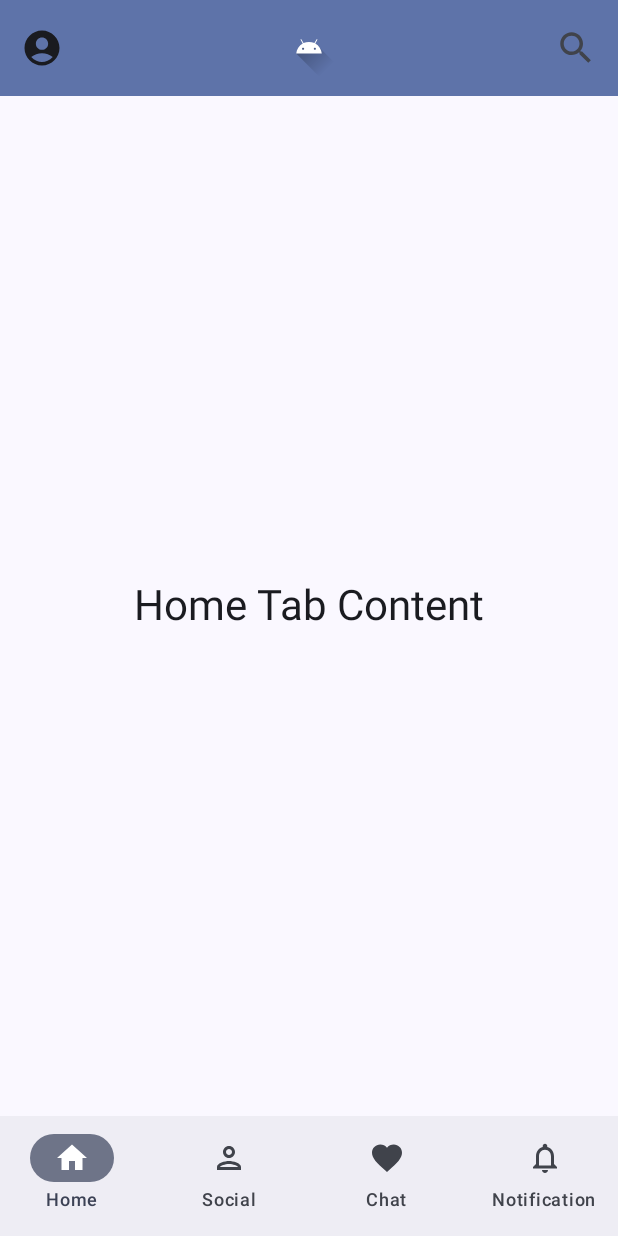
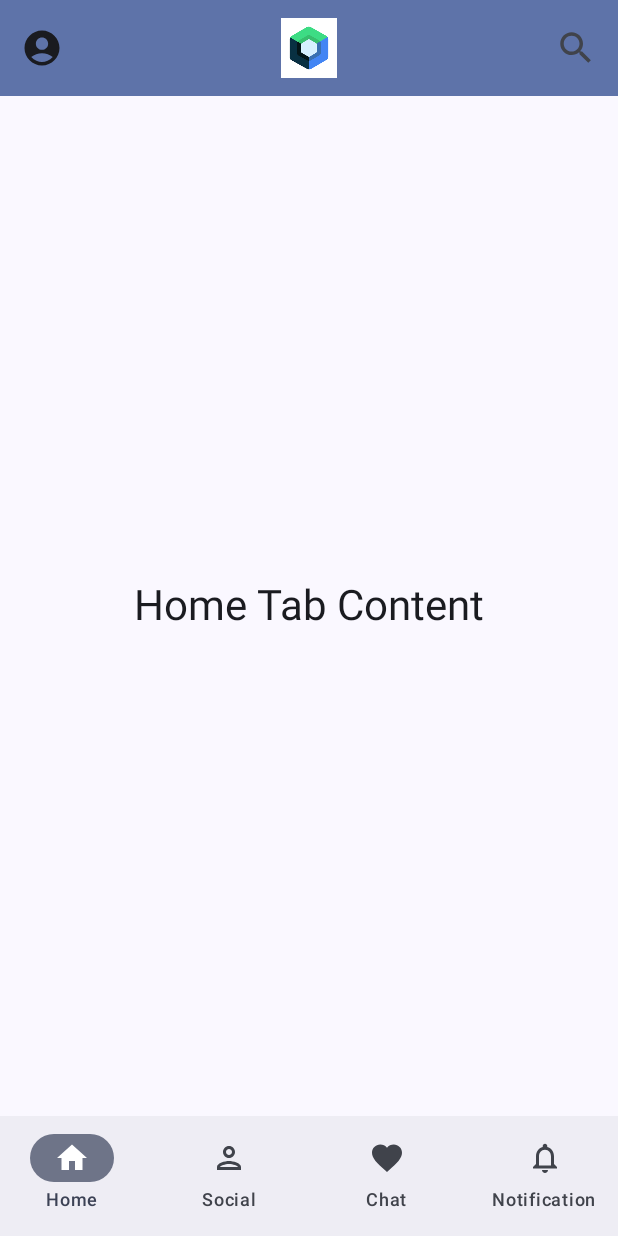
Before and after one commit to shreyashp47/Simple-Jetpack-Compose, an Android app built with Jetpack Compose: the MainScreen screen opened through its navigation route, on a phone screen of 412 x 824 dp. Run offline under Robolectric (Android 15) with nearby library versions, the phone set to English and light mode, and no system bars; our stand-ins replace Dagger/Hilt's generated code.

Commit message:
UI changes

```diff
--- /dev/null
+++ b/app/src/main/java/com/shreyash/simplecompose/presentation/components/AppTopBar.kt
@@ -0,0 +1,105 @@
+package com.shreyash.simplecompose.presentation.components
+
+import androidx.compose.foundation.Image
+import androidx.compose.foundation.layout.Box
+import androidx.compose.foundation.layout.fillMaxWidth
+import androidx.compose.foundation.layout.size
+import androidx.compose.material.icons.Icons
+import androidx.compose.material.icons.filled.AccountCircle
+import androidx.compose.material.icons.filled.Search
+import androidx.compose.material3.ExperimentalMaterial3Api
+import androidx.compose.material3.Icon
+import androidx.compose.material3.IconButton
+import androidx.compose.material3.MaterialTheme
+import androidx.compose.material3.Text
+import androidx.compose.material3.TopAppBar
+import androidx.compose.material3.TopAppBarDefaults
+import androidx.compose.runtime.Composable
+import androidx.compose.ui.Alignment
+import androidx.compose.ui.Modifier
+import androidx.compose.ui.res.painterResource
+import androidx.compose.ui.text.style.TextAlign
+import androidx.compose.ui.tooling.preview.Preview
+import androidx.compose.ui.unit.dp
+import com.shreyash.simplecompose.R
+import com.shreyash.simplecompose.presentation.home.bottomNavItems
+
+
+/**
+ * Top app bar with menu and search buttons
+ */
+@OptIn(ExperimentalMaterial3Api::class)
+@Composable
+fun AppTopBar(
+    currentRoute: String?,
+    onMenuClick: () -> Unit,
+    onSearchClick: () -> Unit
+) {
+    TopAppBar(
+        title = {
+            if (currentRoute == bottomNavItems[0].route) {
+                // Show logo for home screen
+                Box(
+                    modifier = Modifier.fillMaxWidth(),
+                    contentAlignment = Alignment.Center
+                ) {
+                    // Replace R.drawable.company_logo with your actual logo resource
+                    // If you don't have a logo yet, you can use a placeholder icon
+                    Image(
+                        painter = painterResource(id = R.drawable.app_icon),
+                        contentDescription = "Company Logo",
+                        modifier = Modifier.size(40.dp)
+                    )
+                }
+            } else {
+                // Show text title for other tabs
+                val title = when (currentRoute) {
+                    bottomNavItems[1].route -> "Social"
+                    bottomNavItems[2].route -> "Chat"
+                    bottomNavItems[3].route -> "Notification"
+                    else -> "Simple Compose"
+                }
+                Text(
+                    text = title,
+                    textAlign = TextAlign.Center,
+                    modifier = Modifier.fillMaxWidth()
+                )
+            }
+        },
+        navigationIcon = {
+            IconButton(onClick = onMenuClick) {
+                Icon(
+                    imageVector = Icons.Default.AccountCircle,
+                    contentDescription = "Profile Menu",
+                    modifier = Modifier.size(28.dp)
+                )
+
+            }
+        },
+        actions = {
+            IconButton(onClick = onSearchClick) {
+                Icon(
+                    imageVector = Icons.Default.Search,
+                    contentDescription = "Search",
+                    modifier = Modifier.size(28.dp)
+                )
+            }
+        },
+        colors = TopAppBarDefaults.topAppBarColors(
+            containerColor = MaterialTheme.colorScheme.primaryContainer,
+            titleContentColor = MaterialTheme.colorScheme.onPrimaryContainer
+        )
+    )
+}
+
+@Preview(showBackground = true)
+@Composable
+fun PreviewAppTopBar_Home() {
+    MaterialTheme {
+        AppTopBar(
+            currentRoute = bottomNavItems[0].route, // Home screen route
+            onMenuClick = {},
+            onSearchClick = {}
+        )
+    }
+}
--- a/app/src/main/java/com/shreyash/simplecompose/presentation/components/NavigationComponents.kt
+++ b/app/src/main/java/com/shreyash/simplecompose/presentation/components/NavigationComponents.kt
@@ -1,6 +1,5 @@
 package com.shreyash.simplecompose.presentation.components
 
-import androidx.compose.foundation.Image
 import androidx.compose.foundation.background
 import androidx.compose.foundation.clickable
 import androidx.compose.foundation.layout.Arrangement
@@ -9,34 +8,24 @@ import androidx.compose.foundation.layout.Column
 import androidx.compose.foundation.layout.Spacer
 import androidx.compose.foundation.layout.fillMaxWidth
 import androidx.compose.foundation.layout.height
-import androidx.compose.foundation.layout.padding
 import androidx.compose.foundation.layout.size
 import androidx.compose.foundation.shape.CircleShape
 import androidx.compose.material.icons.Icons
 import androidx.compose.material.icons.filled.AccountCircle
 import androidx.compose.material.icons.filled.ExitToApp
-import androidx.compose.material.icons.filled.Search
 import androidx.compose.material.icons.filled.Settings
-import androidx.compose.material3.ExperimentalMaterial3Api
 import androidx.compose.material3.Icon
-import androidx.compose.material3.IconButton
 import androidx.compose.material3.MaterialTheme
 import androidx.compose.material3.ModalDrawerSheet
 import androidx.compose.material3.NavigationDrawerItem
 import androidx.compose.material3.Text
-import androidx.compose.material3.TopAppBar
-import androidx.compose.material3.TopAppBarDefaults
 import androidx.compose.runtime.Composable
 import androidx.compose.ui.Alignment
 import androidx.compose.ui.Modifier
 import androidx.compose.ui.draw.clip
 import androidx.compose.ui.graphics.Color
-import androidx.compose.ui.res.painterResource
 import androidx.compose.ui.text.font.FontWeight
-import androidx.compose.ui.text.style.TextAlign
 import androidx.compose.ui.unit.dp
-import com.shreyash.simplecompose.R
-import com.shreyash.simplecompose.presentation.home.bottomNavItems
 import com.shreyash.simplecompose.presentation.navigation.NavRoutes
 
 /**
@@ -122,69 +111,3 @@ fun SideMenu(onItemClick: (String) -> Unit) {
         )
     }
 }
-
-/**
- * Top app bar with menu and search buttons
- */
-@OptIn(ExperimentalMaterial3Api::class)
-@Composable
-fun AppTopBar(
-    currentRoute: String?,
-    onMenuClick: () -> Unit,
-    onSearchClick: () -> Unit
-) {
-    TopAppBar(
-        title = {
-            if (currentRoute == bottomNavItems[0].route) {
-                // Show logo for home screen
-                Box(
-                    modifier = Modifier.fillMaxWidth(),
-                    contentAlignment = Alignment.Center
-                ) {
-                    // Replace R.drawable.company_logo with your actual logo resource
-                    // If you don't have a logo yet, you can use a placeholder icon
-                    Image(
-                        painter = painterResource(id = R.drawable.ic_launcher_foreground),
-                        contentDescription = "Company Logo",
-                        modifier = Modifier.size(40.dp)
-                    )
-                }
-            } else {
-                // Show text title for other tabs
-                val title = when (currentRoute) {
-                    bottomNavItems[1].route -> "Social"
-                    bottomNavItems[2].route -> "Chat"
-                    bottomNavItems[3].route -> "Notification"
-                    else -> "Simple Compose"
-                }
-                Text(
-                    text = title,
-                    textAlign = TextAlign.Center,
-                    modifier = Modifier.fillMaxWidth()
-                )
-            }
-        },
-        navigationIcon = {
-            IconButton(onClick = onMenuClick) {
-                Icon(
-                    imageVector = Icons.Default.AccountCircle,
-                    contentDescription = "Profile Menu",
-                    modifier = Modifier.size(28.dp)
-                )
-            }
-        },
-        actions = {
-            IconButton(onClick = onSearchClick) {
-                Icon(
-                    imageVector = Icons.Default.Search,
-                    contentDescription = "Search",
-                    modifier = Modifier.size(28.dp)
-                )
-            }
-        },
-        colors = TopAppBarDefaults.topAppBarColors(
-            containerColor = MaterialTheme.colorScheme.primaryContainer,
-            titleContentColor = MaterialTheme.colorScheme.onPrimaryContainer
-        )
-    )
-}
```
